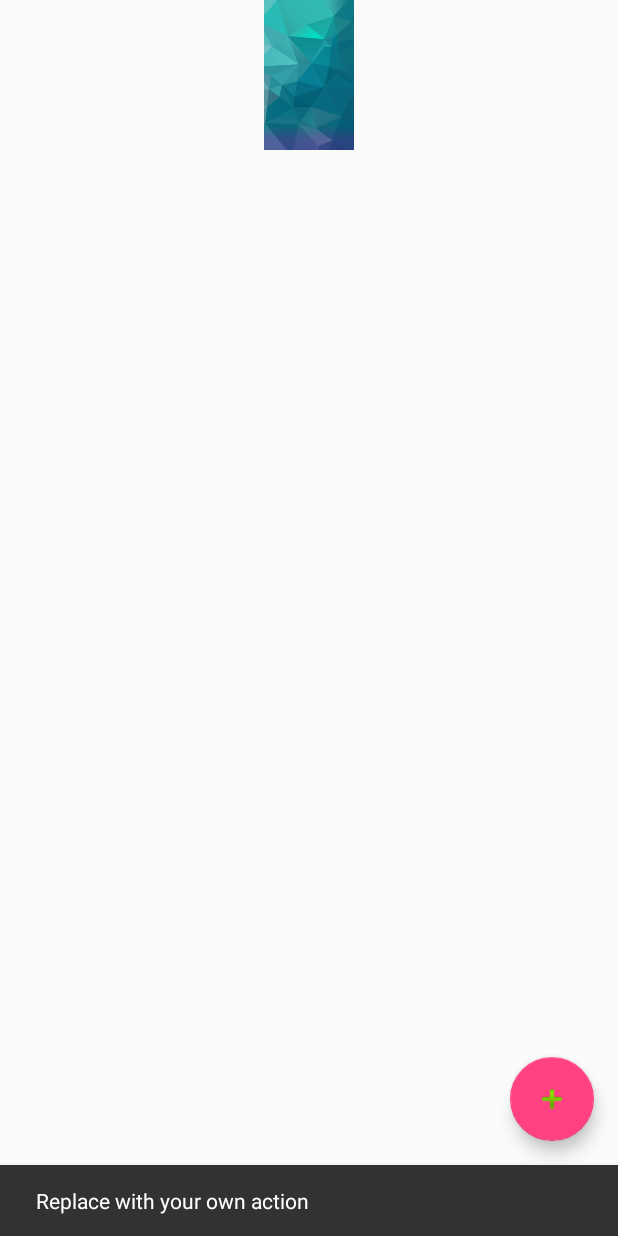
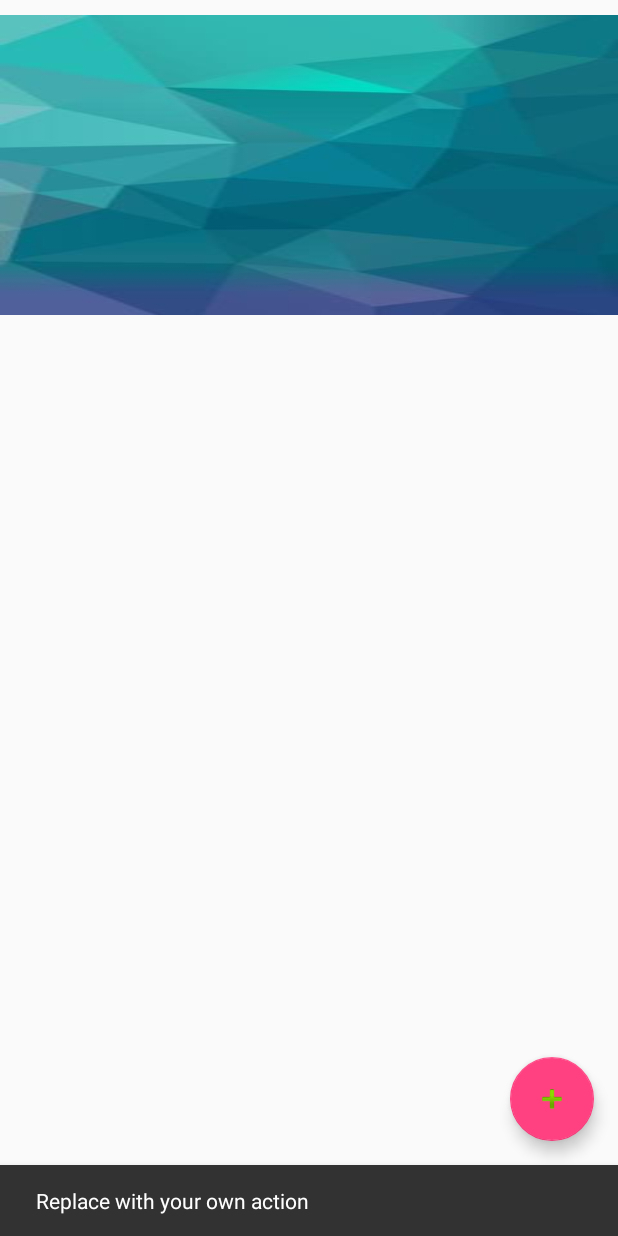
Before and after one commit to rajusci/android-practice, an Android app: the FindPlacesActivity screen opened directly, with no data from a screen before it, on a phone screen of 412 x 824 dp. Run offline under Robolectric (Android 15) with nearby library versions, the phone set to English and light mode, and no system bars.

Commit message:
doing find places operation

```diff
--- a/app/src/main/java/com/example/raju/androidpractice/places/FindPlacesActivity.java
+++ b/app/src/main/java/com/example/raju/androidpractice/places/FindPlacesActivity.java
@@ -3,7 +3,13 @@ package com.example.raju.androidpractice.places;
 import android.app.Activity;
 import android.content.Context;
 import android.os.Bundle;
+import android.support.design.widget.FloatingActionButton;
+import android.support.design.widget.NavigationView;
 import android.support.design.widget.Snackbar;
+import android.support.v4.widget.DrawerLayout;
+import com.ui.controller.sliding.DrawerLayoutListener;
+import android.view.Gravity;
+import android.view.View;
 import android.widget.LinearLayout;
 
 import com.example.raju.androidpractice.R;
@@ -17,7 +23,11 @@ public class FindPlacesActivity extends Activity {
 
     private Context context;
 
+    private FloatingActionButton fabAddPlaces;
+
     private LinearLayout layFindPlaceContainer;
+
+    private NavigationView navigationView;
 
     @Override
     protected void onCreate(Bundle savedInstanceState) {
@@ -25,6 +35,8 @@ public class FindPlacesActivity extends Activity {
         setContentView(R.layout.activity_find_places);
 
         context = FindPlacesActivity.this;
+
+        navigationView = (NavigationView) findViewById(R.id.nav_view);
 
         initialize();
     }
@@ -34,10 +46,39 @@ public class FindPlacesActivity extends Activity {
      */
     public void initialize(){
 
+        // initialize Linear layout
         layFindPlaceContainer = (LinearLayout)findViewById(R.id.layFindPlaceContainer);
 
-        Snackbar.make(layFindPlaceContainer, "Replace with your own action", Snackbar.LENGTH_LONG)
+        Snackbar.make(layFindPlaceContainer, "Replace with your own action", Snackbar.LENGTH_INDEFINITE)
                 .setAction("Action", null).show();
+
+        // initialize floating action button
+        fabAddPlaces = (FloatingActionButton)findViewById(R.id.fabAddPlaces);
+
+        fabAddPlaces.setOnClickListener(new View.OnClickListener() {
+            @Override
+            public void onClick(View v) {
+
+                openNavigationDrawer();
+
+                /*DrawerLayout drawerLayout = (DrawerLayout)findViewById(R.id.drawer_layout);
+
+                //drawerLayout.setDrawerListener(new DrawerLayoutListener(R.id.nav_view));
+
+                drawerLayout.openDrawer(Gravity.RIGHT);*/
+            }
+        });
+
+    }
+
+    /**
+     * Method to open the naviagtion drawer
+     * when the fab button clicked
+     */
+    public void openNavigationDrawer(){
+
+        DrawerLayout drawer = (DrawerLayout)findViewById(R.id.drawer_layout);
+        drawer.openDrawer(Gravity.LEFT);
 
     }
 }
--- a/app/src/main/res/layout/activity_find_places.xml
+++ b/app/src/main/res/layout/activity_find_places.xml
@@ -1,13 +1,15 @@
 <?xml version="1.0" encoding="utf-8"?>
 <android.support.design.widget.CoordinatorLayout xmlns:android="http://schemas.android.com/apk/res/android"
     xmlns:app="http://schemas.android.com/apk/res-auto"
+    xmlns:tools="http://schemas.android.com/tools"
     android:orientation="vertical" android:layout_width="match_parent"
-    android:layout_height="match_parent">
+    android:layout_height="match_parent"
+    android:fitsSystemWindows="true">
 
     <include layout="@layout/content_find_places" />
 
     <android.support.design.widget.FloatingActionButton
-        android:id="@+id/fab"
+        android:id="@+id/fabAddPlaces"
         android:layout_width="wrap_content"
         android:layout_height="wrap_content"
         android:layout_gravity="bottom|end"
@@ -15,11 +17,11 @@
         app:srcCompat="@android:drawable/ic_input_add"
         android:visibility="visible"/>
 
-    <android.support.v4.widget.DrawerLayout xmlns:android="http://schemas.android.com/apk/res/android"
-        xmlns:app="http://schemas.android.com/apk/res-auto"
-        xmlns:tools="http://schemas.android.com/tools" android:id="@+id/drawer_layout"
+    <android.support.v4.widget.DrawerLayout
+        android:id="@+id/drawer_layout"
         android:layout_width="match_parent" android:layout_height="match_parent"
-        android:fitsSystemWindows="true" tools:openDrawer="start">
+        android:fitsSystemWindows="true" tools:openDrawer="start"
+        android:visibility="visible">
 
         <android.support.design.widget.NavigationView android:id="@+id/nav_view"
             android:layout_width="wrap_content" android:layout_height="match_parent"
--- a/app/src/main/res/layout/content_find_places.xml
+++ b/app/src/main/res/layout/content_find_places.xml
@@ -5,9 +5,10 @@
     android:id="@+id/layFindPlaceContainer">
 
     <ImageView
-        android:layout_width="wrap_content"
-        android:layout_height="100dp"
-        android:src="@drawable/demo_bg"
-        android:layout_gravity="center"/>
+        android:layout_width="match_parent"
+        android:layout_height="200dp"
+        android:background="@drawable/demo_bg"
+        android:layout_gravity="center"
+        android:layout_marginTop="10dp"/>
 
 </LinearLayout>
--- a/app/src/main/res/menu/activity_places_drawer.xml
+++ b/app/src/main/res/menu/activity_places_drawer.xml
@@ -1,4 +1,15 @@
 <?xml version="1.0" encoding="utf-8"?>
 <menu xmlns:android="http://schemas.android.com/apk/res/android">
 
+    <group android:checkableBehavior="single">
+        <item android:id="@+id/nav_home" android:icon="@drawable/ic_menu_home"
+            android:title="Home" />
+        <item android:id="@+id/nav_pay_with_points" android:icon="@drawable/ic_menu_pay"
+            android:title="Pay with points" />
+        <item android:id="@+id/nav_my_transactions" android:icon="@drawable/ic_menu_charge_card"
+            android:title="My Transactions" />
+        <item android:id="@+id/nav_logout" android:icon="@drawable/ic_menu_logout"
+            android:title="Logout" />
+    </group>
+
 </menu>
--- a/app/src/main/res/values/colors.xml
+++ b/app/src/main/res/values/colors.xml
@@ -3,6 +3,7 @@
     <color name="colorPrimary">#3F51B5</color>
     <color name="colorPrimaryDark">#303F9F</color>
     <color name="colorAccent">#FF4081</color>
+    <color name="white">#FFFFFF</color>
 
     <!-- Screens background color-->
     <color name="bg_screen1">#f64c73</color>
```
Also changed, not shown: app/src/main/java/com/ui/controller/sliding/DrawerLayoutListener.java (added, +46 -0 lines), app/src/main/res/drawable/ic_menu_charge_card.png (added), app/src/main/res/drawable/ic_menu_customer.png (added), app/src/main/res/drawable/ic_menu_home.png (added), app/src/main/res/drawable/ic_menu_logout.png (added), app/src/main/res/drawable/ic_menu_pay.png (added).
